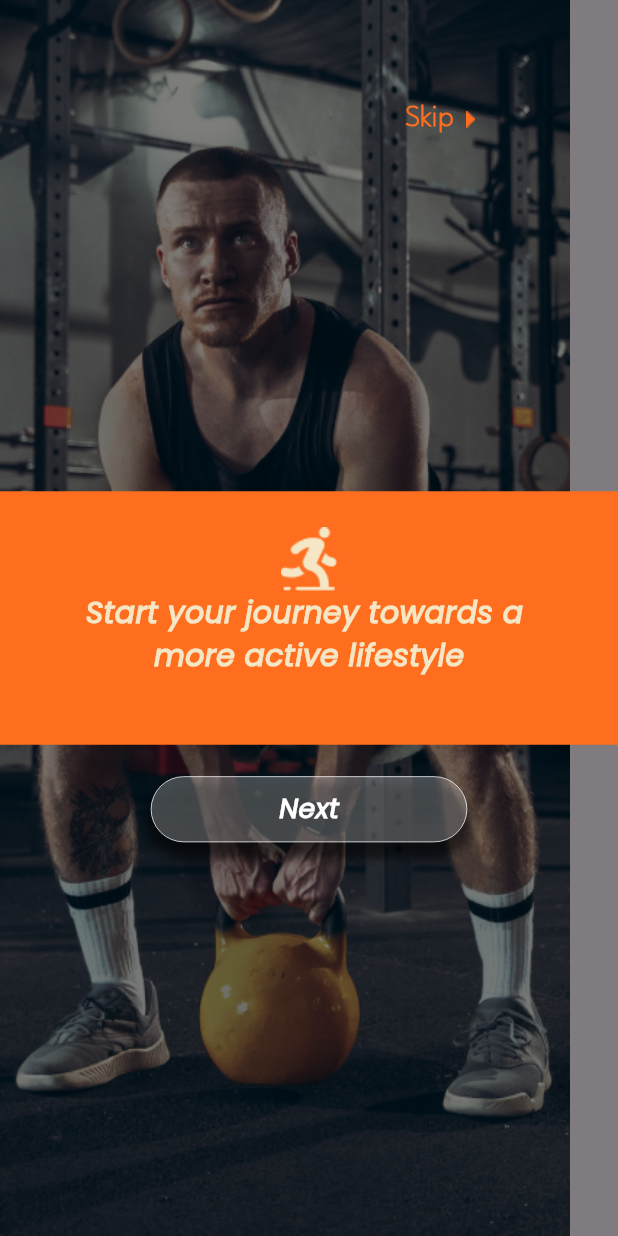
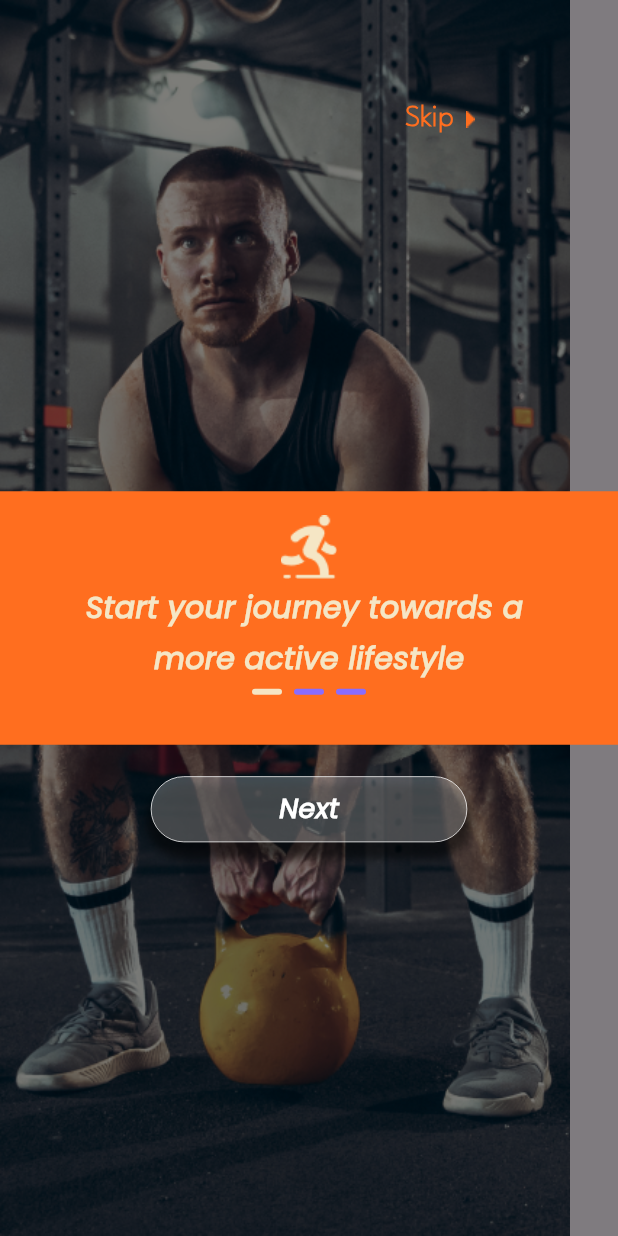
Before and after one commit to Shroukahmed99/Graduation-Project-Using-Flutter, a Flutter app: the screen it shows after launch, on a phone screen of 412 x 824 dp. Run offline on Flutter 3.47's test engine with Material 3 defaults, Android fonts, the phone set to English and light mode, and no system bars; drawn by our look-alikes of dots_indicator; our stand-ins replace flutter_animate, get.

Commit message:
create Dots Indicator

```diff
--- a/lib/Features/on Boarding/Presentation/widgets/container_onBoarding.dart
+++ b/lib/Features/on Boarding/Presentation/widgets/container_onBoarding.dart
@@ -1,9 +1,11 @@
 import 'package:flutter/material.dart';
+import 'package:sehatak/Features/on%20Boarding/Presentation/widgets/custom_indicator.dart';
 import 'package:sehatak/Features/on%20Boarding/Presentation/widgets/custom_text_in_container.dart';
 import 'package:sehatak/const.dart';
 
 class ContainerOnboarding extends StatelessWidget {
-  const ContainerOnboarding({super.key});
+  const ContainerOnboarding({super.key, required this.dotsIndicator});
+  final int? dotsIndicator;
 
   @override
   Widget build(BuildContext context) {
@@ -13,7 +15,7 @@ class ContainerOnboarding extends StatelessWidget {
         width: double.infinity,
         color: kPrimaryColor,
         child: Padding(
-          padding: const EdgeInsets.symmetric(horizontal: 16, vertical: 24),
+          padding: const EdgeInsets.symmetric(horizontal: 8, vertical: 16),
           child: Column(
             children: [
               Image.asset(
@@ -21,12 +23,22 @@ class ContainerOnboarding extends StatelessWidget {
                 width: 40.51,
                 height: 42.7,
               ),
+              const SizedBox(
+                height: 5,
+              ),
               const CustomTextInContainer(
                 text: 'Start your journey towards a ',
+              ),
+              const SizedBox(
+                height: 5,
               ),
               const CustomTextInContainer(
                 text: 'more active lifestyle',
               ),
+              const SizedBox(
+                height: 5,
+              ),
+              CustomIndicator(dotsIndex: dotsIndicator),
             ],
           ),
         ),
--- /dev/null
+++ b/lib/Features/on Boarding/Presentation/widgets/custom_indicator.dart
@@ -0,0 +1,29 @@
+import 'package:dots_indicator/dots_indicator.dart';
+import 'package:flutter/material.dart';
+import 'package:sehatak/const.dart';
+
+class CustomIndicator extends StatelessWidget {
+  const CustomIndicator({super.key, required this.dotsIndex});
+  final int? dotsIndex;
+
+  @override
+  Widget build(BuildContext context) {
+    return DotsIndicator(
+      dotsCount: 3,
+      position: dotsIndex!,
+      decorator: DotsDecorator(
+        activeSize: const Size(20, 4),
+        size: const Size(20, 4),
+        activeColor: backgroundColor,
+        color: secondaryColor,
+        spacing: const EdgeInsets.symmetric(horizontal: 4),
+        shape: RoundedRectangleBorder(
+          borderRadius: BorderRadius.circular(12),
+        ),
+        activeShape: RoundedRectangleBorder(
+          borderRadius: BorderRadius.circular(12),
+        ),
+      ),
+    );
+  }
+}
--- a/lib/Features/on Boarding/Presentation/widgets/custom_page_view.dart
+++ b/lib/Features/on Boarding/Presentation/widgets/custom_page_view.dart
@@ -2,11 +2,12 @@ import 'package:flutter/material.dart';
 import 'package:sehatak/core/widget/background_image.dart';
 
 class CustomPageView extends StatelessWidget {
-  const CustomPageView({super.key});
+  const CustomPageView({super.key, required this.controller});
+  final PageController? controller;
 
   @override
   Widget build(BuildContext context) {
-    return PageView(children: const [
+    return PageView(controller: controller, children: const [
       BackgroundImage(
           image:
               'assets/images/beautiful-young-sporty-woman-training-workout-gym 3.png'),
--- a/lib/Features/on Boarding/Presentation/widgets/on_boarding_body.dart
+++ b/lib/Features/on Boarding/Presentation/widgets/on_boarding_body.dart
@@ -4,17 +4,37 @@ import 'package:sehatak/Features/on%20Boarding/Presentation/widgets/custom_page_
 import 'package:sehatak/Features/on%20Boarding/Presentation/widgets/custom_skip_icon.dart';
 import 'package:sehatak/core/widget/custom_General_button.dart';
 
-class OnBoardingBody extends StatelessWidget {
+class OnBoardingBody extends StatefulWidget {
   const OnBoardingBody({super.key});
 
   @override
+  State<OnBoardingBody> createState() => _OnBoardingBodyState();
+}
+
+class _OnBoardingBodyState extends State<OnBoardingBody> {
+  PageController? pageController;
+  @override
+  void initState() {
+    pageController = PageController(initialPage: 0)
+      ..addListener(() {
+        setState(() {});
+      });
+    super.initState();
+  }
+
+  @override
   Widget build(BuildContext context) {
-    return const Stack(
+    return Stack(
       children: [
-        CustomPageView(),
-        CustomSkipIcon(),
-        ContainerOnboarding(),
-        CustomGeneralButton(),
+        CustomPageView(
+          controller: pageController,
+        ),
+        const CustomSkipIcon(),
+        ContainerOnboarding(
+          dotsIndicator:
+              pageController!.hasClients ? pageController?.page?.round() : 0,
+        ),
+        const CustomGeneralButton(),
       ],
     );
   }
--- /dev/null
+++ b/lib/core/widget/custom_sized_box.dart
@@ -0,0 +1,14 @@
+import 'package:flutter/material.dart';
+
+class CustomSizedBox extends StatelessWidget {
+  const CustomSizedBox({super.key, this.height, this.width});
+  final double? height;
+  final double? width;
+  @override
+  Widget build(BuildContext context) {
+    return SizedBox(
+      height: height,
+      width: width,
+    );
+  }
+}
--- a/pubspec.yaml
+++ b/pubspec.yaml
@@ -37,12 +37,6 @@ dependencies:
   get: ^4.6.5
 
 dev_dependencies:
-
-  # The "flutter_lints" package below contains a set of recommended lints to
-  # encourage good coding practices. The lint set provided by the package is
-  # activated in the `analysis_options.yaml` file located at the root of your
-  # package. See that file for information about deactivating specific lint
-  # rules and activating additional ones.
   flutter_lints: ^4.0.0
   flutter_test:
     sdk: flutter
```
